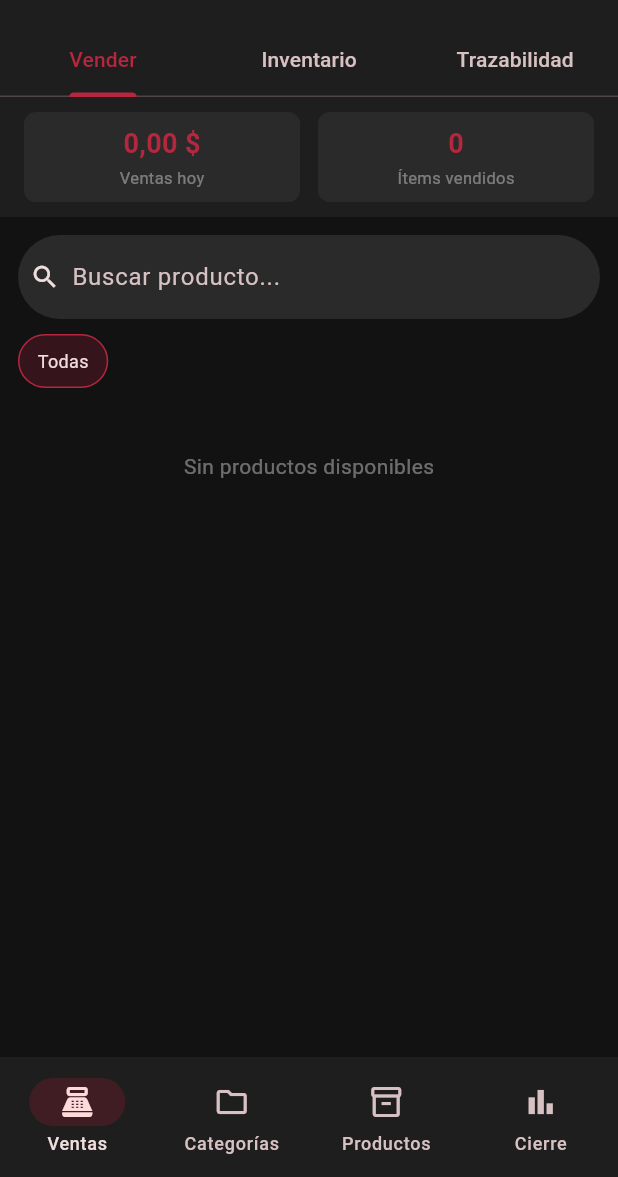
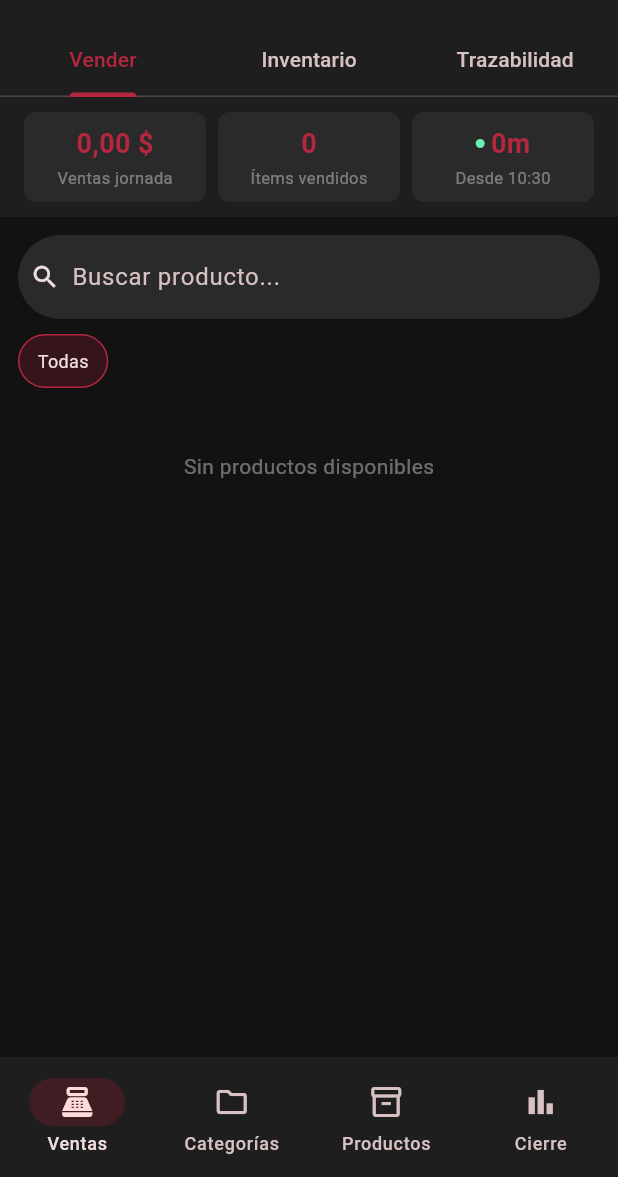
Before and after one commit to peregon03/BlizzShop, a Flutter app: the screen it shows once a user with an empty profile is signed in, on a phone screen of 412 x 824 dp, the part 59-1236 px from its top. Run offline on Flutter 3.47's test engine with Material 3 defaults, Android fonts, the phone set to English and light mode, and no system bars; our stand-ins replace flutter_riverpod, go_router, share_plus, supabase_flutter; accounts and stored records are empty.

Commit message:
Areglo jornadas laborales

```diff
--- a/lib/models/base_dia.dart
+++ b/lib/models/base_dia.dart
@@ -5,6 +5,7 @@ class BaseDia {
   final double monto;
   final String? nota;
   final DateTime? creadoEn;
+  final String? jornadaId;
 
   const BaseDia({
     required this.id,
@@ -13,6 +14,7 @@ class BaseDia {
     required this.monto,
     this.nota,
     this.creadoEn,
+    this.jornadaId,
   });
 
   factory BaseDia.fromJson(Map<String, dynamic> json) => BaseDia(
@@ -24,5 +26,6 @@ class BaseDia {
         creadoEn: json['creado_en'] != null
             ? DateTime.parse(json['creado_en'] as String)
             : null,
+        jornadaId: json['jornada_id'] as String?,
       );
 }
--- a/lib/models/cierre_dia.dart
+++ b/lib/models/cierre_dia.dart
@@ -8,6 +8,7 @@ class CierreDia {
   final int itemsVendidos;
   final String? nota;
   final DateTime? creadoEn;
+  final String? jornadaId;
 
   const CierreDia({
     required this.id,
@@ -19,6 +20,7 @@ class CierreDia {
     required this.itemsVendidos,
     this.nota,
     this.creadoEn,
+    this.jornadaId,
   });
 
   double get ganancia => totalVentas - costoTotal;
@@ -35,6 +37,7 @@ class CierreDia {
         creadoEn: json['creado_en'] != null
             ? DateTime.parse(json['creado_en'] as String)
             : null,
+        jornadaId: json['jornada_id'] as String?,
       );
 
   Map<String, dynamic> toInsertJson() => {
@@ -44,5 +47,6 @@ class CierreDia {
         'transacciones': transacciones,
         'items_vendidos': itemsVendidos,
         if (nota != null && nota!.isNotEmpty) 'nota': nota,
+        if (jornadaId != null) 'jornada_id': jornadaId,
       };
 }
--- /dev/null
+++ b/lib/models/jornada.dart
@@ -0,0 +1,33 @@
+class Jornada {
+  final String id;
+  final String usuarioId;
+  final DateTime fechaApertura;
+  final DateTime? fechaCierre;
+  final bool cerrada;
+  final String? notaCierre;
+  final DateTime? creadoEn;
+
+  const Jornada({
+    required this.id,
+    required this.usuarioId,
+    required this.fechaApertura,
+    this.fechaCierre,
+    required this.cerrada,
+    this.notaCierre,
+    this.creadoEn,
+  });
+
+  factory Jornada.fromJson(Map<String, dynamic> json) => Jornada(
+        id: json['id'] as String,
+        usuarioId: json['usuario_id'] as String,
+        fechaApertura: DateTime.parse(json['fecha_apertura'] as String),
+        fechaCierre: json['fecha_cierre'] != null
+            ? DateTime.parse(json['fecha_cierre'] as String)
+            : null,
+        cerrada: json['cerrada'] as bool? ?? false,
+        notaCierre: json['nota_cierre'] as String?,
+        creadoEn: json['creado_en'] != null
+            ? DateTime.parse(json['creado_en'] as String)
+            : null,
+      );
+}
--- a/lib/models/venta.dart
+++ b/lib/models/venta.dart
@@ -51,6 +51,7 @@ class Venta {
   final List<VentaItem> items;
   final String? medioPagoId;
   final String? medioPagoNombre;
+  final String? jornadaId;
 
   const Venta({
     required this.id,
@@ -62,6 +63,7 @@ class Venta {
     this.items = const [],
     this.medioPagoId,
     this.medioPagoNombre,
+    this.jornadaId,
   });
 
   double get ganancia => total - costoTotal;
@@ -81,5 +83,6 @@ class Venta {
             [],
         medioPagoId: json['medio_pago_id'] as String?,
         medioPagoNombre: json['medio_pago_nombre'] as String?,
+        jornadaId: json['jornada_id'] as String?,
       );
 }
--- a/lib/providers/base_dia_provider.dart
+++ b/lib/providers/base_dia_provider.dart
@@ -3,6 +3,7 @@ import 'package:supabase_flutter/supabase_flutter.dart';
 import '../models/base_dia.dart';
 import '../repositories/base_dia_repository.dart';
 import 'supabase_provider.dart';
+import 'jornada_provider.dart';
 
 final baseDiaRepositoryProvider = Provider<BaseDiaRepository>((ref) {
   return BaseDiaRepository(ref.watch(supabaseClientProvider));
@@ -17,13 +18,19 @@ class BaseDiaNotifier extends AsyncNotifier<BaseDia?> {
   Future<BaseDia?> build() async {
     ref.watch(authStateChangesProvider);
     if (Supabase.instance.client.auth.currentUser == null) return null;
-    return ref.watch(baseDiaRepositoryProvider).fetchHoy();
+    final jornada = await ref.watch(jornadaActivaProvider.future);
+    return ref.watch(baseDiaRepositoryProvider).fetchHoy(
+          jornadaId: jornada?.id,
+        );
   }
 
   Future<void> guardar({required double monto, String? nota}) async {
+    final jornada = await ref.read(jornadaActivaProvider.future);
     final resultado = await ref.read(baseDiaRepositoryProvider).guardar(
           monto: monto,
           nota: nota,
+          jornadaId: jornada?.id,
+          fecha: jornada?.fechaApertura.toLocal(),
         );
     state = AsyncData(resultado);
   }
--- a/lib/providers/cierre_provider.dart
+++ b/lib/providers/cierre_provider.dart
@@ -7,9 +7,10 @@ import '../models/producto.dart';
 import 'supabase_provider.dart';
 import 'venta_provider.dart';
 import 'producto_provider.dart';
+import 'base_dia_provider.dart';
+import 'jornada_provider.dart';
 
-final cierresProvider =
-    AsyncNotifierProvider<CierresNotifier, List<CierreDia>>(
+final cierresProvider = AsyncNotifierProvider<CierresNotifier, List<CierreDia>>(
   CierresNotifier.new,
 );
 
@@ -29,8 +30,11 @@ class CierresNotifier extends AsyncNotifier<List<CierreDia>> {
   }
 
   Future<void> confirmarCierre({String? nota}) async {
+    final jornada = await ref.read(jornadaActivaProvider.future);
     final ventasHoy = ref.read(ventasHoyProvider).valueOrNull ?? [];
-    if (ventasHoy.isEmpty) throw Exception('No hay ventas para registrar en el cierre');
+    if (ventasHoy.isEmpty) {
+      throw Exception('No hay ventas para registrar en el cierre');
+    }
 
     final total = ventasHoy.fold<double>(0, (s, v) => s + v.total);
     final costo = ventasHoy.fold<double>(0, (s, v) => s + v.costoTotal);
@@ -40,15 +44,19 @@ class CierresNotifier extends AsyncNotifier<List<CierreDia>> {
     final cierre = CierreDia(
       id: const Uuid().v4(),
       usuarioId: '',
-      fecha: DateTime.now(),
+      fecha: jornada?.fechaApertura.toLocal() ?? DateTime.now(),
       totalVentas: total,
       costoTotal: costo,
       transacciones: ventasHoy.length,
       itemsVendidos: items,
       nota: nota,
+      jornadaId: jornada?.id,
     );
 
     await ref.read(cierreRepositoryProvider).insertar(cierre);
+    await ref.read(jornadaActivaProvider.notifier).cerrar(nota: nota);
+    ref.invalidate(ventasHoyProvider);
+    ref.invalidate(baseDiaProvider);
     await reload();
   }
 
--- /dev/null
+++ b/lib/providers/jornada_provider.dart
@@ -0,0 +1,30 @@
+import 'package:flutter_riverpod/flutter_riverpod.dart';
+import 'package:supabase_flutter/supabase_flutter.dart';
+import '../models/jornada.dart';
+import '../repositories/jornada_repository.dart';
+import 'supabase_provider.dart';
+
+final jornadaRepositoryProvider = Provider<JornadaRepository>((ref) {
+  return JornadaRepository(ref.watch(supabaseClientProvider));
+});
+
+final jornadaActivaProvider =
+    AsyncNotifierProvider<JornadaActivaNotifier, Jornada?>(
+  JornadaActivaNotifier.new,
+);
+
+class JornadaActivaNotifier extends AsyncNotifier<Jornada?> {
+  @override
+  Future<Jornada?> build() async {
+    ref.watch(authStateChangesProvider);
+    if (Supabase.instance.client.auth.currentUser == null) return null;
+    return ref.watch(jornadaRepositoryProvider).ensureAbierta();
+  }
+
+  Future<void> cerrar({String? nota}) async {
+    final jornada = state.valueOrNull;
+    if (jornada == null) return;
+    await ref.read(jornadaRepositoryProvider).cerrar(jornada.id, nota: nota);
+    state = const AsyncData(null);
+  }
+}
--- a/lib/providers/venta_provider.dart
+++ b/lib/providers/venta_provider.dart
@@ -7,6 +7,7 @@ import '../models/producto.dart';
 import 'supabase_provider.dart';
 import 'producto_provider.dart';
 import 'medio_pago_provider.dart';
+import 'jornada_provider.dart';
 
 // ── Carrito: Map<productoId, cantidad> ─────────────────────
 final carritoProvider = StateProvider<Map<String, int>>((ref) => {});
@@ -42,8 +43,7 @@ final carritoTotalProvider = Provider<double>((ref) {
 });
 
 // ── Ventas del día ─────────────────────────────────────────
-final ventasHoyProvider =
-    AsyncNotifierProvider<VentasHoyNotifier, List<Venta>>(
+final ventasHoyProvider = AsyncNotifierProvider<VentasHoyNotifier, List<Venta>>(
   VentasHoyNotifier.new,
 );
 
@@ -52,13 +52,19 @@ class VentasHoyNotifier extends AsyncNotifier<List<Venta>> {
   Future<List<Venta>> build() async {
     ref.watch(authStateChangesProvider);
     if (Supabase.instance.client.auth.currentUser == null) return [];
-    return ref.watch(ventaRepositoryProvider).fetchHoy();
+    final jornada = await ref.watch(jornadaActivaProvider.future);
+    return ref.watch(ventaRepositoryProvider).fetchHoy(
+          jornadaId: jornada?.id,
+        );
   }
 
   Future<void> reload() async {
     state = const AsyncLoading();
+    final jornada = await ref.read(jornadaActivaProvider.future);
     state = await AsyncValue.guard(
-      () => ref.read(ventaRepositoryProvider).fetchHoy(),
+      () => ref.read(ventaRepositoryProvider).fetchHoy(
+            jornadaId: jornada?.id,
+          ),
     );
   }
 
@@ -95,12 +101,14 @@ class VentasHoyNotifier extends AsyncNotifier<List<Venta>> {
         );
 
     // Insertar venta en BD
+    final jornada = await ref.read(jornadaActivaProvider.future);
     await ref.read(ventaRepositoryProvider).insertar(
           total: total,
           costoTotal: costoTotal,
           items: itemsPayload,
           medioPagoId: medio?.id as String?,
           medioPagoNombre: medio?.nombre as String?,
+          jornadaId: jornada?.id,
         );
 
     // Registrar movimientos de salida y actualizar stock
--- a/lib/screens/ventas/ventas_screen.dart
+++ b/lib/screens/ventas/ventas_screen.dart
@@ -1,3 +1,4 @@
+import 'dart:async';
 import 'package:flutter/material.dart';
 import 'package:flutter_riverpod/flutter_riverpod.dart';
 import 'package:go_router/go_router.dart';
@@ -11,6 +12,7 @@ import '../../providers/categoria_provider.dart';
 import '../../providers/venta_provider.dart';
 import '../../providers/supabase_provider.dart';
 import '../../providers/medio_pago_provider.dart';
+import '../../providers/jornada_provider.dart';
 import '../../core/theme.dart';
 
 // Tab activo
@@ -117,9 +119,11 @@ class _VentasScreenState extends ConsumerState<VentasScreen>
             padding: const EdgeInsets.symmetric(horizontal: 16, vertical: 10),
             child: Row(
               children: [
-                _StatChip(label: 'Ventas hoy', valor: fmt.format(totalHoy)),
-                const SizedBox(width: 12),
+                _StatChip(label: 'Ventas jornada', valor: fmt.format(totalHoy)),
+                const SizedBox(width: 8),
                 _StatChip(label: 'Ítems vendidos', valor: '$itemsHoy'),
+                const SizedBox(width: 8),
+                const _JornadaChip(),
               ],
             ),
           ),
@@ -1001,6 +1005,101 @@ class _MedioPagoSelector extends ConsumerWidget {
 }
 
 // ─────────────────────────────────────────────────────────
+// Indicador de jornada activa
+// ─────────────────────────────────────────────────────────
+
+class _JornadaChip extends ConsumerStatefulWidget {
+  const _JornadaChip();
+
+  @override
+  ConsumerState<_JornadaChip> createState() => _JornadaChipState();
+}
+
+class _JornadaChipState extends ConsumerState<_JornadaChip> {
+  late final Timer _timer;
+
+  @override
+  void initState() {
+    super.initState();
+    // Actualiza cada minuto para que el tiempo transcurrido sea preciso
+    _timer = Timer.periodic(const Duration(minutes: 1), (_) {
+      if (mounted) setState(() {});
+    });
+  }
+
+  @override
+  void dispose() {
+    _timer.cancel();
+    super.dispose();
+  }
+
+  String _duracion(DateTime apertura) {
+    final diff = DateTime.now().difference(apertura);
+    final h = diff.inHours;
+    final m = diff.inMinutes % 60;
+    if (h > 0) return '${h}h ${m}m';
+    return '${m}m';
+  }
+
+  @override
+  Widget build(BuildContext context) {
+    final jornadaAsync = ref.watch(jornadaActivaProvider);
+
+    return jornadaAsync.when(
+      loading: () => const _StatChip(label: 'Jornada', valor: '...'),
+      error: (_, __) => const _StatChip(label: 'Jornada', valor: 'Error'),
+      data: (jornada) {
+        if (jornada == null) {
+          return const _StatChip(label: 'Jornada', valor: '—');
+        }
+        final apertura = jornada.fechaApertura.toLocal();
+        final horaApertura = DateFormat('HH:mm').format(apertura);
+        return Expanded(
+          child: Container(
+            padding: const EdgeInsets.symmetric(vertical: 8, horizontal: 4),
+            decoration: BoxDecoration(
+              color: const Color(0xFF2A2A2A),
+              borderRadius: BorderRadius.circular(8),
+            ),
+            child: Column(
+              children: [
+                Row(
+                  mainAxisAlignment: MainAxisAlignment.center,
+                  children: [
+                    Container(
+                      width: 6,
+                      height: 6,
+                      decoration: const BoxDecoration(
+                        color: Colors.greenAccent,
+                        shape: BoxShape.circle,
+                      ),
+                    ),
+                    const SizedBox(width: 4),
+                    Text(
+                      _duracion(apertura),
+                      style: TextStyle(
+                        fontSize: 18,
+                        fontWeight: FontWeight.w700,
+                        color: Theme.of(context).colorScheme.primary,
+                      ),
+                    ),
+                  ],
+                ),
+                const SizedBox(height: 2),
+                Text(
+                  'Desde $horaApertura',
+                  style: const TextStyle(fontSize: 11, color: Colors.white38),
+                ),
+              ],
+            ),
+          ),
+        );
+      },
+    );
+  }
+}
+
+// ─────────────────────────────────────────────────────────
 // Helpers
 // ─────────────────────────────────────────────────────────
 
```
Also changed, not shown: lib/repositories/base_dia_repository.dart (+47 -3 lines), lib/repositories/cierre_repository.dart (+11 -2 lines), lib/repositories/jornada_repository.dart (added, +62 -0 lines), lib/repositories/venta_repository.dart (+50 -21 lines), 1 other file.
